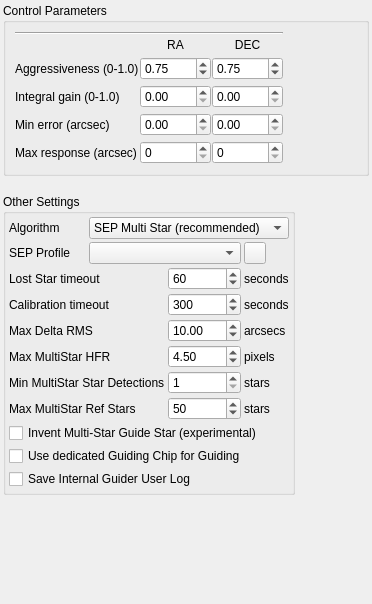
This is kstars/ekos/guide/opsguide.ui in KDE/kstars as Qt 5 draws it before an edit. The edited form follows.
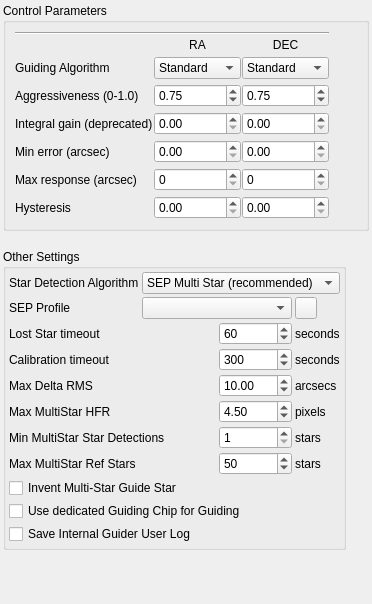
This is the edited form.

Commit message:
New Linear and Hysteresis Guiders
Linear is a conservative guide algorithm that uses a little of the history to advise guiding pulses. Hysteresis uses a fraction of the last guide correction combined with the current one.

Patch:
```diff
--- a/kstars/ekos/guide/opsguide.ui
+++ b/kstars/ekos/guide/opsguide.ui
@@ -64,17 +64,97 @@
           <property name="verticalSpacing">
            <number>5</number>
           </property>
-          <item row="2" column="0">
-           <widget class="QLabel" name="l_12">
+          <item row="1" column="0">
+           <widget class="QLabel" name="AlgLabel">
             <property name="toolTip">
              <string>&lt;html&gt;&lt;head/&gt;&lt;body&gt;&lt;p&gt;This adds a correction term based on the average of the past 50 guide deviations. For example, if the deviation is consistently negative, this will attempt to compensate. Best to start with 0.0 (no effect) and only use this if necessary.&lt;/p&gt;&lt;/body&gt;&lt;/html&gt;</string>
             </property>
             <property name="text">
-             <string>Integral gain (0-1.0)</string>
+             <string>Guiding Algorithm</string>
+            </property>
+            <property name="toolTip">
+             <string>&lt;html&gt;&lt;head/&gt;&lt;body&gt;&lt;p&gt;Select the guide pulse algorithms for RA and DEC.&lt;/p&gt;&lt;ul style=&quot;margin-top: 0px; margin-bottom: 0px; margin-left: 0px; margin-right: 0px; -qt-list-indent: 1;&quot;&gt;&lt;li style=&quot; margin-top:12px; margin-bottom:0px; margin-left:0px; margin-right:0px; -qt-block-indent:0; text-indent:0px;&quot;&gt;&lt;span style=&quot; font-weight:600;&quot;&gt;Standard&lt;/span&gt;: The traditional proportional guide algorithm. It computes a pulse to correct the computed guide drift. The aggressiveness parameter decides what proportion of the error is corrected. Errors smaller than MinError won't be corrected. Max response limits the largest correction. The hysteresis parameter is not used.&lt;/li&gt;&lt;li style=&quot; margin-top:0px; margin-bottom:0px; margin-left:0px; margin-right:0px; -qt-block-indent:0; text-indent:0px;&quot;&gt;&lt;span style=&quot; font-weight:600;&quot;&gt;Hysteresis&lt;/span&gt;: Hysteresis is like the standard algorithm but weights in the previous correction according to the hysteresis parameter. Integral gain does not apply.&lt;/li&gt;&lt;li style=&quot; margin-top:0px; margin-bottom:0px; margin-left:0px; margin-right:0px; -qt-block-indent:0; text-indent:0px;&quot;&gt;&lt;span style=&quot; font-weight:600;&quot;&gt;Linear&lt;/span&gt;: This is similar to the PHD2 Lowpass2 algorithm. It computes the error pulses based on a short history of recent errors. This may be applicable to very stable mounts. Hysteresis and Integral gain do not apply.&lt;/li&gt;&lt;li style=&quot; margin-top:0px; margin-bottom:12px; margin-left:0px; margin-right:0px; -qt-block-indent:0; text-indent:0px;&quot;&gt;&lt;span style=&quot; font-weight:600;&quot;&gt;GPG&lt;/span&gt;: (RA Only) The GPG algorithm tries to predict periodic error and linear drifts. It uses the aggressiveness, min and max parameters here, and more parameters on the separate GPG tab. Hysteresis and Integral gain do not apply.&lt;/li&gt;&lt;/ul&gt;&lt;/body&gt;&lt;/html&gt;</string>
             </property>
            </widget>
           </item>
           <item row="1" column="1">
+           <widget class="QComboBox" name="kcfg_RAGuidePulseAlgorithm">
+             <property name="toolTip">
+             <string>&lt;html&gt;&lt;head/&gt;&lt;body&gt;&lt;p&gt;Select the guide pulse algorithms for RA.&lt;/p&gt;&lt;ul style=&quot;margin-top: 0px; margin-bottom: 0px; margin-left: 0px; margin-right: 0px; -qt-list-indent: 1;&quot;&gt;&lt;li style=&quot; margin-top:12px; margin-bottom:0px; margin-left:0px; margin-right:0px; -qt-block-indent:0; text-indent:0px;&quot;&gt;&lt;span style=&quot; font-weight:600;&quot;&gt;Standard&lt;/span&gt;: The traditional proportional guide algorithm. It computes a pulse to correct the computed guide drift. The aggressiveness parameter decides what proportion of the error is corrected. Errors smaller than MinError won't be corrected. Max response limits the largest correction. The hysteresis parameter is not used.&lt;/li&gt;&lt;li style=&quot; margin-top:0px; margin-bottom:0px; margin-left:0px; margin-right:0px; -qt-block-indent:0; text-indent:0px;&quot;&gt;&lt;span style=&quot; font-weight:600;&quot;&gt;Hysteresis&lt;/span&gt;: Hysteresis is like the standard algorithm but weights in the previous correction according to the hysteresis parameter. Integral gain does not apply.&lt;/li&gt;&lt;li style=&quot; margin-top:0px; margin-bottom:0px; margin-left:0px; margin-right:0px; -qt-block-indent:0; text-indent:0px;&quot;&gt;&lt;span style=&quot; font-weight:600;&quot;&gt;Linear&lt;/span&gt;: This is similar to the PHD2 Lowpass2 algorithm. It computes the error pulses based on a short history of recent errors. This may be applicable to very stable mounts. Hysteresis and Integral gain do not apply.&lt;/li&gt;&lt;li style=&quot; margin-top:0px; margin-bottom:12px; margin-left:0px; margin-right:0px; -qt-block-indent:0; text-indent:0px;&quot;&gt;&lt;span style=&quot; font-weight:600;&quot;&gt;GPG&lt;/span&gt;: The GPG algorithm tries to predict periodic error and linear drifts. It uses the aggressiveness, min and max parameters here, and more parameters on the separate GPG tab. Hysteresis and Integral gain do not apply.&lt;/li&gt;&lt;/ul&gt;&lt;/body&gt;&lt;/html&gt;</string>
+            </property>
+            <property name="sizePolicy">
+             <sizepolicy hsizetype="Preferred" vsizetype="Fixed">
+              <horstretch>0</horstretch>
+              <verstretch>0</verstretch>
+             </sizepolicy>
+            </property>
+            <property name="currentIndex">
+             <number>0</number>
+            </property>
+            <item>
+             <property name="text">
+              <string>Standard</string>
+             </property>
+            </item>
+            <item>
+             <property name="text">
+              <string>Hysteresis</string>
+             </property>
+            </item>
+            <item>
+             <property name="text">
+              <string>Linear</string>
+             </property>
+            </item>
+            <item>
+             <property name="text">
+              <string>GPG</string>
+             </property>
+            </item>
+           </widget>
+          </item>
+          <item row="1" column="2">
+            <widget class="QComboBox" name="kcfg_DECGuidePulseAlgorithm">
+            <property name="toolTip">
+             <string>&lt;html&gt;&lt;head/&gt;&lt;body&gt;&lt;p&gt;Select the guide pulse algorithms for DEC.&lt;/p&gt;&lt;ul style=&quot;margin-top: 0px; margin-bottom: 0px; margin-left: 0px; margin-right: 0px; -qt-list-indent: 1;&quot;&gt;&lt;li style=&quot; margin-top:12px; margin-bottom:0px; margin-left:0px; margin-right:0px; -qt-block-indent:0; text-indent:0px;&quot;&gt;&lt;span style=&quot; font-weight:600;&quot;&gt;Standard&lt;/span&gt;: The traditional proportional guide algorithm. It computes a pulse to correct the computed guide drift. The aggressiveness parameter decides what proportion of the error is corrected. Errors smaller than MinError won't be corrected. Max response limits the largest correction. The hysteresis parameter is not used.&lt;/li&gt;&lt;li style=&quot; margin-top:0px; margin-bottom:0px; margin-left:0px; margin-right:0px; -qt-block-indent:0; text-indent:0px;&quot;&gt;&lt;span style=&quot; font-weight:600;&quot;&gt;Hysteresis&lt;/span&gt;: Hysteresis is like the standard algorithm but weights in the previous correction according to the hysteresis parameter. Integral gain does not apply.&lt;/li&gt;&lt;li style=&quot; margin-top:0px; margin-bottom:0px; margin-left:0px; margin-right:0px; -qt-block-indent:0; text-indent:0px;&quot;&gt;&lt;span style=&quot; font-weight:600;&quot;&gt;Linear&lt;/span&gt;: This is similar to the PHD2 Lowpass2 algorithm. It computes the error pulses based on a short history of recent errors. This may be applicable to very stable mounts. Hysteresis and Integral gain do not apply.&lt;/li&gt;&lt;/ul&gt;&lt;/body&gt;&lt;/html&gt;</string>
+            </property>
+            <property name="sizePolicy">
+             <sizepolicy hsizetype="Preferred" vsizetype="Fixed">
+              <horstretch>0</horstretch>
+              <verstretch>0</verstretch>
+             </sizepolicy>
+            </property>
+            <property name="currentIndex">
+             <number>0</number>
+            </property>
+            <item>
+             <property name="text">
+              <string>Standard</string>
+             </property>
+            </item>
+            <item>
+             <property name="text">
+              <string>Hysteresis</string>
+             </property>
+            </item>
+            <item>
+             <property name="text">
+              <string>Linear</string>
+             </property>
+            </item>
+           </widget>
+          </item>
+          <item row="3" column="0">
+           <widget class="QLabel" name="l_12">
+            <property name="toolTip">
+             <string>&lt;html&gt;&lt;head/&gt;&lt;body&gt;&lt;p&gt;This adds a correction term based on the average of the past 50 guide deviations. For example, if the deviation is consistently negative, this will attempt to compensate. Best to start with 0.0 (no effect) and only use this if necessary. (Only applies to the standard algorithm.)&lt;/p&gt;&lt;/body&gt;&lt;/html&gt;</string>
+            </property>
+            <property name="text">
+             <string>Integral gain (deprecated)</string>
+            </property>
+           </widget>
+          </item>
+          <item row="2" column="1">
            <widget class="QDoubleSpinBox" name="kcfg_RAProportionalGain">
             <property name="decimals">
              <number>2</number>
@@ -90,7 +170,7 @@
             </property>
            </widget>
           </item>
-          <item row="1" column="0">
+          <item row="2" column="0">
            <widget class="QLabel" name="l_11">
             <property name="toolTip">
              <string>&lt;html&gt;&lt;head/&gt;&lt;body&gt;&lt;p&gt;How aggressively the guider attempts to correct the guide deviations. 1.0 would attempt to fully correct the error. It's best to use an aggressiveness less than 1.0 to avoid oscillations.&lt;/p&gt;&lt;/body&gt;&lt;/html&gt;</string>
@@ -106,7 +186,7 @@
             </property>
            </widget>
           </item>
-          <item row="1" column="2">
+          <item row="2" column="2">
            <widget class="QDoubleSpinBox" name="kcfg_DECProportionalGain">
             <property name="decimals">
              <number>2</number>
@@ -142,7 +222,7 @@
             </property>
            </widget>
           </item>
-          <item row="4" column="0">
+          <item row="5" column="0">
            <widget class="QLabel" name="l_14">
             <property name="toolTip">
              <string>&lt;html&gt;&lt;head/&gt;&lt;body&gt;&lt;p&gt;Maximum guide pulse that is generated by the guider and sent to the mount in arc-second units. That is, the guider will not attempt to move the mount more than this many arc-seconds at any given time.&lt;/p&gt;&lt;/body&gt;&lt;/html&gt;</string>
@@ -155,7 +235,7 @@
             </property>
            </widget>
           </item>
-          <item row="3" column="1">
+          <item row="4" column="1">
            <widget class="QDoubleSpinBox" name="kcfg_RAMinimumPulseArcSec">
             <property name="decimals">
              <number>2</number>
@@ -168,7 +248,7 @@
             </property>
            </widget>
           </item>
-          <item row="2" column="1">
+          <item row="3" column="1">
            <widget class="QDoubleSpinBox" name="kcfg_RAIntegralGain">
             <property name="decimals">
              <number>2</number>
@@ -181,7 +261,7 @@
             </property>
            </widget>
           </item>
-          <item row="3" column="0">
+          <item row="4" column="0">
            <widget class="QLabel" name="l_15">
             <property name="toolTip">
              <string>&lt;html&gt;&lt;head/&gt;&lt;body&gt;&lt;p&gt;Minimum guide deviation, in arc-seconds, for which a guide pulse would be sent to the mount. If the guide error is less than this value, then no pulse is sent to the mount.&lt;/p&gt;&lt;/body&gt;&lt;/html&gt;</string>
@@ -194,7 +274,7 @@
             </property>
            </widget>
           </item>
-          <item row="2" column="2">
+          <item row="3" column="2">
            <widget class="QDoubleSpinBox" name="kcfg_DECIntegralGain">
             <property name="decimals">
              <number>2</number>
@@ -207,7 +287,7 @@
             </property>
            </widget>
           </item>
-          <item row="4" column="2">
+          <item row="5" column="2">
            <widget class="QSpinBox" name="kcfg_DECMaximumPulseArcSec">
             <property name="maximum">
              <number>3600</number>
@@ -217,7 +297,7 @@
             </property>
            </widget>
           </item>
-          <item row="4" column="1">
+          <item row="5" column="1">
            <widget class="QSpinBox" name="kcfg_RAMaximumPulseArcSec">
             <property name="maximum">
              <number>3600</number>
@@ -227,7 +307,7 @@
             </property>
            </widget>
           </item>
-          <item row="3" column="2">
+          <item row="4" column="2">
            <widget class="QDoubleSpinBox" name="kcfg_DECMinimumPulseArcSec">
             <property name="decimals">
              <number>2</number>
@@ -240,6 +320,60 @@
             </property>
            </widget>
           </item>
+          <item row="6" column="0">
+           <widget class="QLabel" name="HysteresisGuiderLabel">
+            <property name="text">
+             <string>Hysteresis</string>
+            </property>
+            <property name="toolTip">
+             <string>&lt;html&gt;&lt;head/&gt;&lt;body&gt;&lt;p&gt;Sets the hysteresis parameter (only applies to the hysteresis algorithm).&lt;/p&gt;&lt;/body&gt;&lt;/html&gt;</string>
+            </property>
+           </widget>
+          </item>
+          <item row="6" column="1">
+           <widget class="QDoubleSpinBox" name="kcfg_RAHysteresis">
+            <property name="decimals">
+             <number>2</number>
+            </property>
+            <property name="maximum">
+             <double>0.9</double>
+            </property>
+            <property name="singleStep">
+             <double>0.1</double>
+            </property>
+            <property name="minimum">
+             <double>0.0</double>
+            </property>
+            <property name="value">
+             <double>0.0</double>
+            </property>
+            <property name="toolTip">
+             <string>&lt;html&gt;&lt;head/&gt;&lt;body&gt;&lt;p&gt;Sets the RA hysteresis parameter (only applies to the hysteresis algorithm).&lt;/p&gt;&lt;/body&gt;&lt;/html&gt;</string>
+            </property>
+           </widget>
+          </item>
+          <item row="6" column="2">
+           <widget class="QDoubleSpinBox" name="kcfg_DECHysteresis">
+            <property name="decimals">
+             <number>2</number>
+            </property>
+            <property name="maximum">
+             <double>0.9</double>
+            </property>
+            <property name="singleStep">
+             <double>0.1</double>
+            </property>
+            <property name="minimum">
+             <double>0.0</double>
+            </property>
+            <property name="value">
+             <double>0.0</double>
+            </property>
+            <property name="toolTip">
+             <string>&lt;html&gt;&lt;head/&gt;&lt;body&gt;&lt;p&gt;Sets the DEC hysteresis parameter (only applies to the hysteresis algorithm).&lt;/p&gt;&lt;/body&gt;&lt;/html&gt;</string>
+            </property>
+           </widget>
+          </item>
          </layout>
         </item>
        </layout>
@@ -424,7 +558,7 @@
            <string>&lt;html&gt;&lt;head/&gt;&lt;body&gt;&lt;p&gt;If checked we try to be more resilient to double stars by inventing a guide star position from the multi-star references.&lt;/p&gt;&lt;/body&gt;&lt;/html&gt;</string>
           </property>
           <property name="text">
-           <string>Invent Multi-Star Guide Star (experimental)</string>
+           <string>Invent Multi-Star Guide Star</string>
           </property>
          </widget>
         </item>
@@ -497,7 +631,7 @@
            <string>The algorithm that tracks guide stars and determines the guide deviation.</string>
           </property>
           <property name="text">
-           <string>Algorithm</string>
+           <string>Star Detection Algorithm</string>
           </property>
          </widget>
         </item>
```
Left out of the diff: 8 changed lines with no effect on the pictures. The commit also changes 17 other files.
